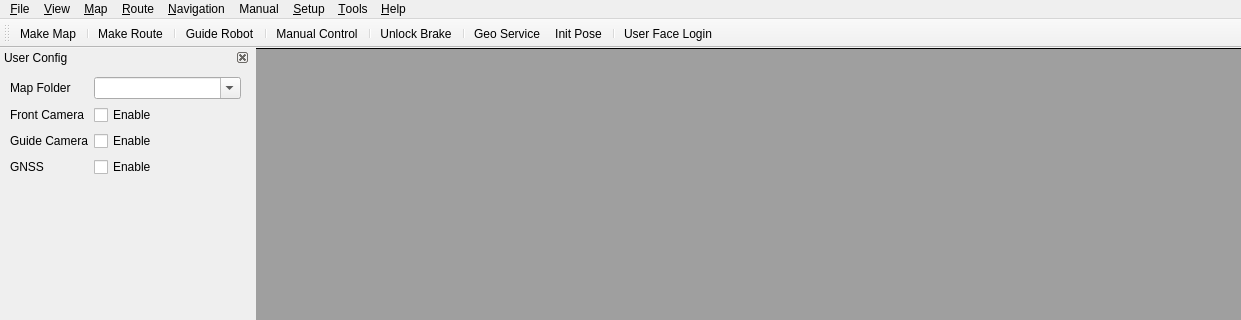
The window that src/robot_gui/ui/mainwindow.ui (7174952/amr-3d-lidar-ros2) describes before a commit, drawn with Qt 5; both pictures show x 0 to 1241 and y 0 to 320 of the 1241 by 928 pixel window.
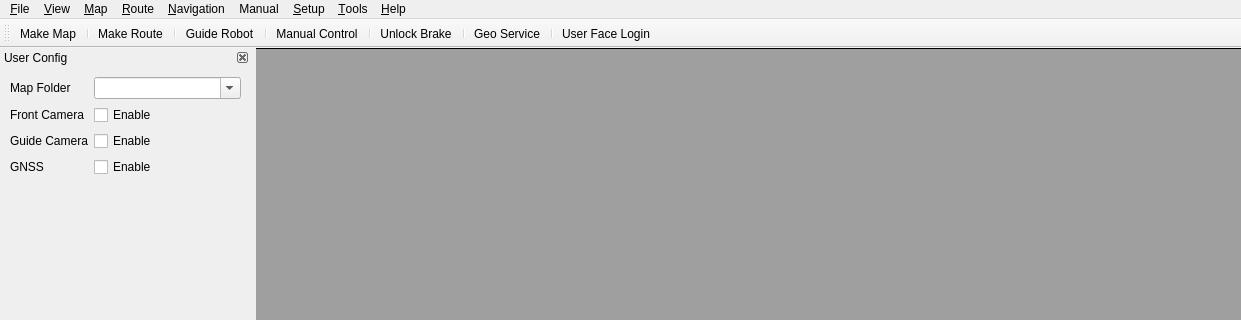
The same window after the commit.

Diff of the .ui file:
```diff
--- a/src/robot_gui/ui/mainwindow.ui
+++ b/src/robot_gui/ui/mainwindow.ui
@@ -151,7 +151,6 @@
    <addaction name="actionSet_Motor_Brake"/>
    <addaction name="separator"/>
    <addaction name="actionGeo_Service"/>
-   <addaction name="actionInit_Pose"/>
    <addaction name="separator"/>
    <addaction name="actionUser_Face_Register"/>
   </widget>
```
Left out of the diff: 10 changed lines with no effect on the pictures.
